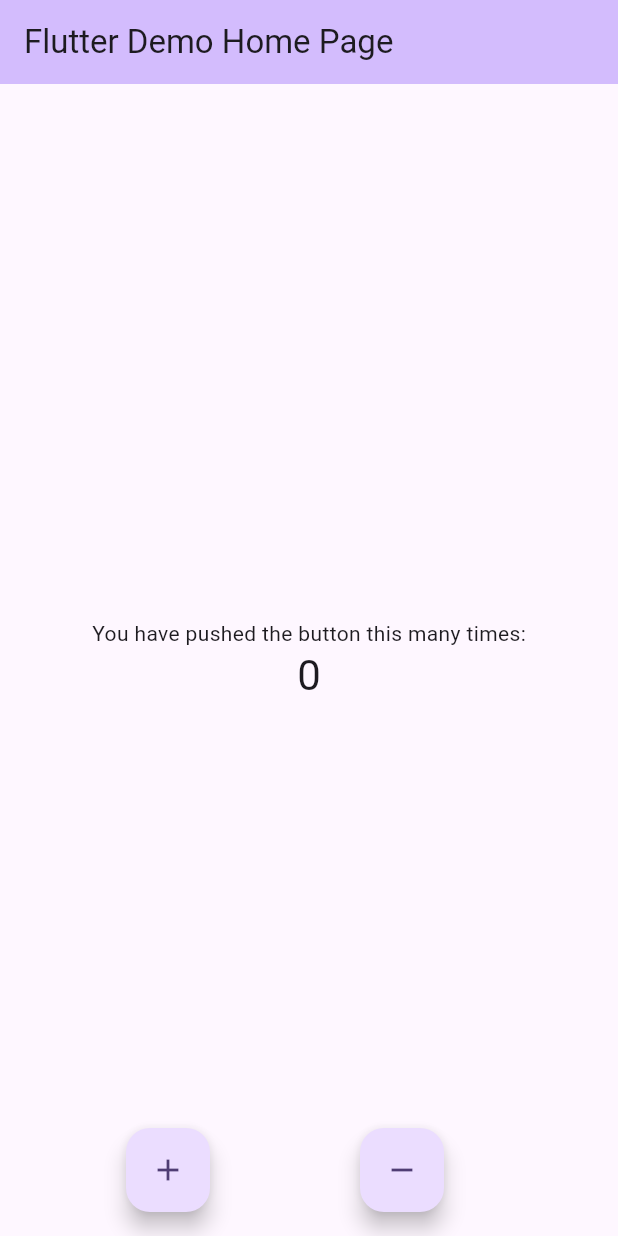
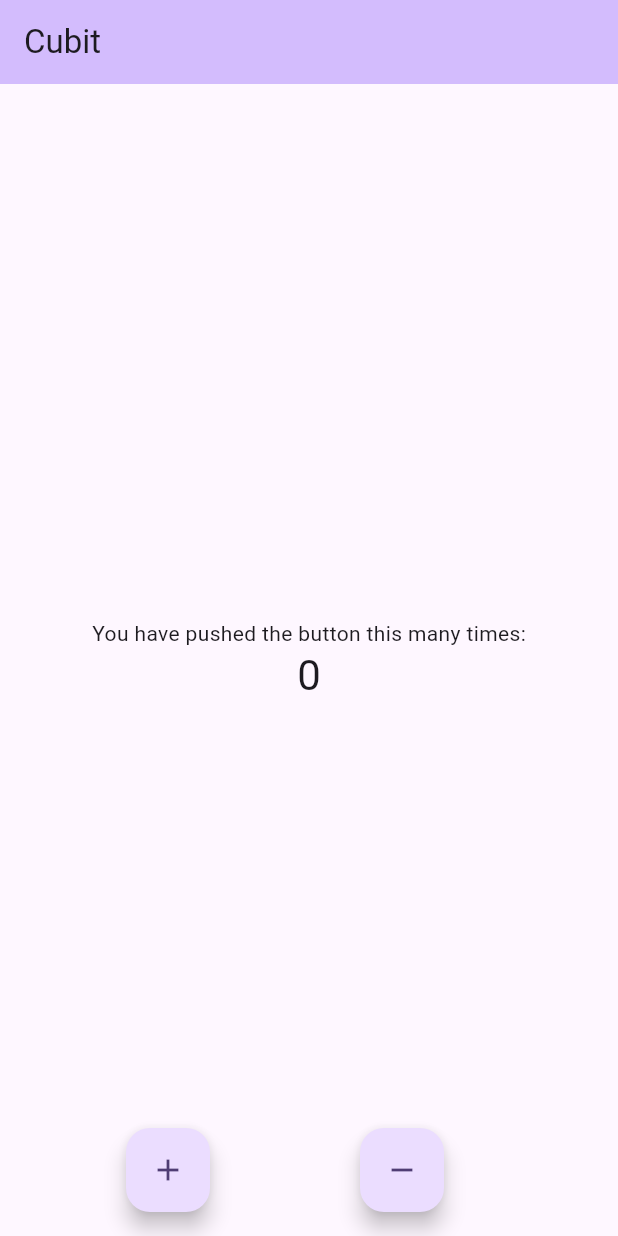
Before and after one commit to Luanftg/poc_bloc, a Flutter app: the screen it shows after launch, on a phone screen of 412 x 824 dp. Run offline on Flutter 3.47's test engine with Material 2 defaults, Android fonts, the phone set to English and light mode, and no system bars; our stand-ins replace flutter_bloc.

Commit message:
[feat]: Adjust code for use Cubit from Bloc

```diff
--- a/lib/main.dart
+++ b/lib/main.dart
@@ -1,5 +1,7 @@
 import 'package:flutter/material.dart';
 import 'package:poc_bloc/counter_cubit.dart';
+
+import 'my_home_page.dart';
 
 void main() {
   runApp(const MyApp());
@@ -16,76 +18,7 @@ class MyApp extends StatelessWidget {
         colorScheme: ColorScheme.fromSeed(seedColor: Colors.deepPurple),
         useMaterial3: true,
       ),
-      home: const MyHomePage(title: 'Flutter Demo Home Page'),
+      home: const MyHomePage(title: 'Cubit'),
     );
   }
 }
-
-class MyHomePage extends StatefulWidget {
-  const MyHomePage({super.key, required this.title});
-
-  final String title;
-
-  @override
-  State<MyHomePage> createState() => _MyHomePageState();
-}
-
-class _MyHomePageState extends State<MyHomePage> {
-  late CounterCubit counterCubit;
-
-  @override
-  void initState() {
-    super.initState();
-    counterCubit = CounterCubit();
-  }
-
-  @override
-  void dispose() {
-    counterCubit.close();
-    super.dispose();
-  }
-
-  @override
-  Widget build(BuildContext context) {
-    return Scaffold(
-      appBar: AppBar(
-        backgroundColor: Theme.of(context).colorScheme.inversePrimary,
-        title: Text(widget.title),
-      ),
-      body: Center(
-        child: Column(
-          mainAxisAlignment: MainAxisAlignment.center,
-          children: <Widget>[
-            const Text(
-              'You have pushed the button this many times:',
-            ),
-            StreamBuilder<int>(
-                stream: counterCubit.stream,
-                initialData: 0,
-                builder: (_, snapshot) {
-                  return Text(
-                    snapshot.data.toString(),
-                    style: Theme.of(context).textTheme.headlineMedium,
-                  );
-                }),
-          ],
-        ),
-      ),
-      floatingActionButton: Row(
-        mainAxisAlignment: MainAxisAlignment.spaceEvenly,
-        children: [
-          FloatingActionButton(
-            onPressed: counterCubit.increment,
-            tooltip: 'Increment',
-            child: const Icon(Icons.add),
-          ),
-          FloatingActionButton(
-            onPressed: counterCubit.decrement,
-            tooltip: 'Decrement',
-            child: const Icon(Icons.remove),
-          ),
-        ],
-      ),
-    );
-  }
-}
--- /dev/null
+++ b/lib/my_home_page.dart
@@ -0,0 +1,72 @@
+import 'package:flutter/material.dart';
+
+import 'counter_cubit.dart';
+
+class MyHomePage extends StatefulWidget {
+  const MyHomePage({super.key, required this.title});
+
+  final String title;
+
+  @override
+  State<MyHomePage> createState() => _MyHomePageState();
+}
+
+class _MyHomePageState extends State<MyHomePage> {
+  late CounterCubit counterCubit;
+
+  @override
+  void initState() {
+    super.initState();
+    counterCubit = CounterCubit();
+  }
+
+  @override
+  void dispose() {
+    counterCubit.close();
+    super.dispose();
+  }
+
+  @override
+  Widget build(BuildContext context) {
+    return Scaffold(
+      appBar: AppBar(
+        backgroundColor: Theme.of(context).colorScheme.inversePrimary,
+        title: Text(widget.title),
+      ),
+      body: Center(
+        child: Column(
+          mainAxisAlignment: MainAxisAlignment.center,
+          children: <Widget>[
+            const Text(
+              'You have pushed the button this many times:',
+            ),
+            StreamBuilder<int>(
+                stream: counterCubit.stream,
+                initialData: 0,
+                builder: (_, snapshot) {
+                  return Text(
+                    snapshot.data.toString(),
+                    style: Theme.of(context).textTheme.headlineMedium,
+                  );
+                }),
+          ],
+        ),
+      ),
+      floatingActionButton: Row(
+        mainAxisAlignment: MainAxisAlignment.spaceEvenly,
+        children: [
+          FloatingActionButton(
+            onPressed: counterCubit.increment,
+            tooltip: 'Increment',
+            child: const Icon(Icons.add),
+          ),
+          FloatingActionButton(
+            onPressed: counterCubit.decrement,
+            tooltip: 'Decrement',
+            child: const Icon(Icons.remove),
+          ),
+        ],
+      ),
+    );
+  }
+}
```
Also changed, not shown: lib/counter_stream_controller.dart (deleted, +0 -30 lines).
